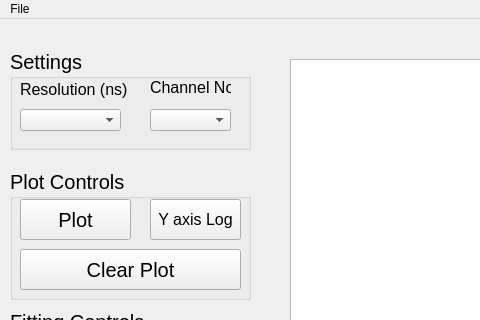
Before: the Qt Designer form PythonGUI_apps/Lifetime_analysis/Lifetime_analysis_gui_layout.ui in SarthakJariwala/Python_GUI_apps, drawn with Qt 5; both pictures show x 0 to 480 and y 0 to 320 of the 1201 by 785 pixel window.
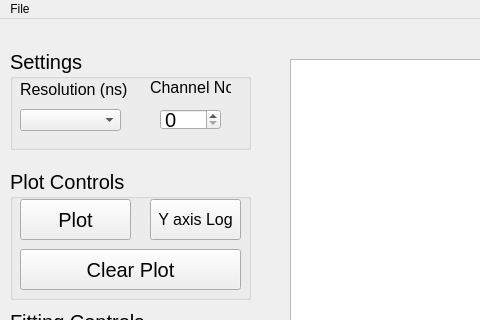
After: the same form once the commit is applied. Custom widgets are drawn as their Qt base class.

Commit message: spinbox for channel no - max is 512 (software lim)

Patch:
```diff
--- a/PythonGUI_apps/Lifetime_analysis/Lifetime_analysis_gui_layout.ui
+++ b/PythonGUI_apps/Lifetime_analysis/Lifetime_analysis_gui_layout.ui
@@ -77,16 +77,6 @@
       <string>Resolution (ns)</string>
      </property>
     </widget>
-    <widget class="QComboBox" name="Channel_comboBox">
-     <property name="geometry">
-      <rect>
-       <x>140</x>
-       <y>60</y>
-       <width>81</width>
-       <height>22</height>
-      </rect>
-     </property>
-    </widget>
     <widget class="QComboBox" name="Res_comboBox">
      <property name="geometry">
       <rect>
@@ -100,6 +90,19 @@
       <bool>true</bool>
      </property>
     </widget>
+    <widget class="QSpinBox" name="Channel_spinBox">
+     <property name="geometry">
+      <rect>
+       <x>150</x>
+       <y>60</y>
+       <width>61</width>
+       <height>21</height>
+      </rect>
+     </property>
+     <property name="maximum">
+      <number>512</number>
+     </property>
+    </widget>
    </widget>
    <widget class="QGroupBox" name="groupBox_2">
     <property name="geometry">
```
The commit also changes 1 other file.
